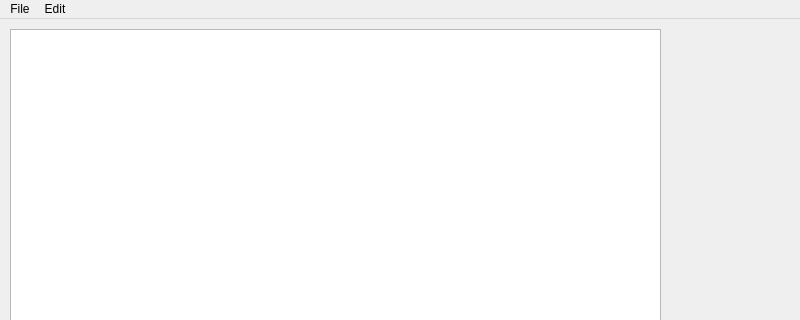
Above: Notepad/notepad.ui from awesome121/QT_projects before the change; both pictures show x 0 to 800 and y 0 to 320 of the 800 by 600 pixel window. Below: the same form after it.
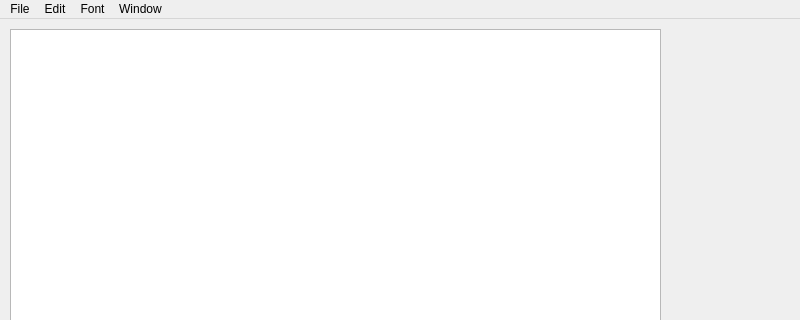
That is the form after the change. Icons and pictures are not drawn.

Commit message: add icons and fonts

The edit to the form file:
```diff
--- a/Notepad/notepad.ui
+++ b/Notepad/notepad.ui
@@ -68,11 +68,30 @@
     <addaction name="actionCut"/>
     <addaction name="actionUndo"/>
     <addaction name="actionRedo"/>
-    <addaction name="separator"/>
+   </widget>
+   <widget class="QMenu" name="menufont">
+    <property name="title">
+     <string>Font</string>
+    </property>
     <addaction name="actionSelect_Font"/>
+    <addaction name="separator"/>
+    <addaction name="actionBold"/>
+    <addaction name="actionItalic"/>
+    <addaction name="actionUnderline"/>
+   </widget>
+   <widget class="QMenu" name="menuWindow">
+    <property name="title">
+     <string>Window</string>
+    </property>
+    <addaction name="actionMaximise"/>
+    <addaction name="actionMinimise"/>
+    <addaction name="actionZoom_in"/>
+    <addaction name="actionZoom_out"/>
    </widget>
    <addaction name="menuNew"/>
    <addaction name="menuEdit"/>
+   <addaction name="menufont"/>
+   <addaction name="menuWindow"/>
   </widget>
   <widget class="QStatusBar" name="statusbar"/>
   <action name="actionNew">
```
Left out of the diff: 153 changed lines with no effect on the pictures. The commit also changes 16 other files.
